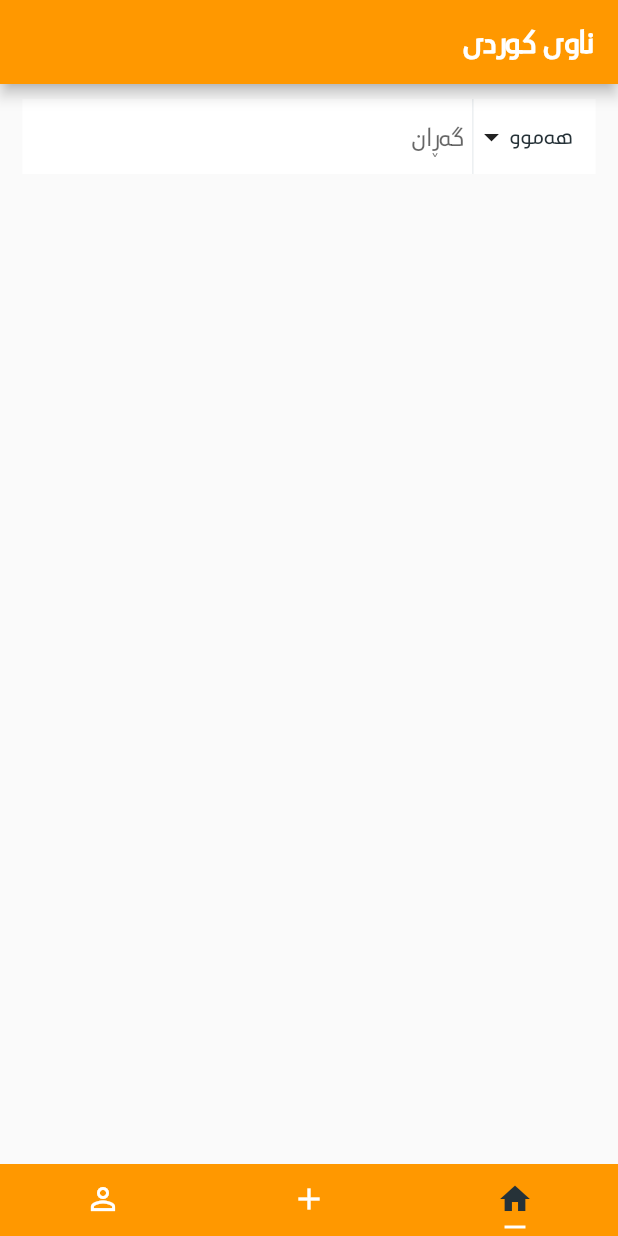
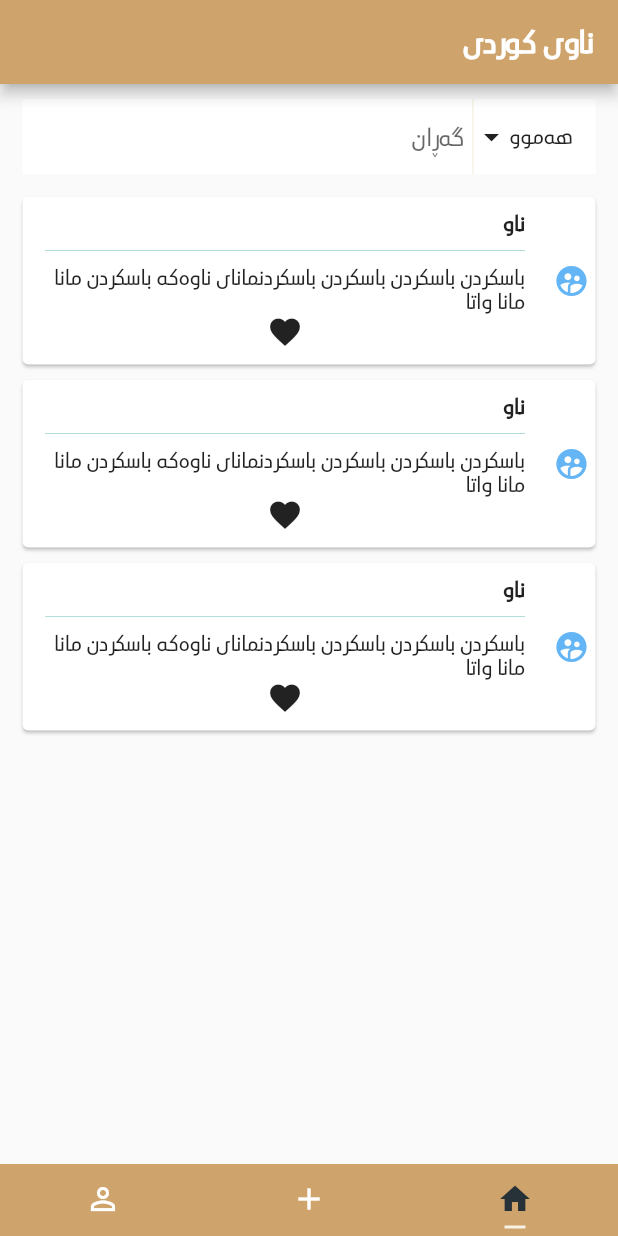
Before and after one commit to hozan7/nawikurdi-app, a Flutter app: the screen it shows after launch, on a phone screen of 412 x 824 dp. Run offline on Flutter 3.47's test engine with Material 2 defaults, Android fonts, the phone set to English and light mode, and no system bars.

Commit message:
colors + card

```diff
--- a/lib/init.dart
+++ b/lib/init.dart
@@ -27,6 +27,16 @@ class _InitializePageState extends State<InitializePage> {
           AboutusScreen(),
         ],
       ),
+      // floatingActionButton: FloatingActionButton(
+      //   onPressed: () {
+      //     Navigator.push(
+      //       context,
+      //       MaterialPageRoute(builder: (context) => NewNameScreen()),
+      //     );
+      //   },
+      //   tooltip: 'Increment',
+      //   child: Icon(Icons.add),
+      // ),
       bottomNavigationBar: new TabBar(
         tabs: [
           Tab(
@@ -43,9 +53,9 @@ class _InitializePageState extends State<InitializePage> {
         unselectedLabelColor: Colors.white,
         indicatorSize: TabBarIndicatorSize.label,
         indicatorPadding: EdgeInsets.all(5.0),
-        indicatorColor: Colors.orange,
+        indicatorColor: Color.fromRGBO(246, 242, 230, 1.0),
       ),
-      backgroundColor: Colors.orange,
+      backgroundColor: Color.fromRGBO(206, 163, 108, 1.0),
     );
   }
 }
--- a/lib/main.dart
+++ b/lib/main.dart
@@ -5,8 +5,21 @@ void main() => runApp(MyApp());
 
 class MyApp extends StatelessWidget {
   // This widget is the root of your application.
+
   @override
   Widget build(BuildContext context) {
+    Map<int, Color> color = {
+      50: Color.fromRGBO(206, 163, 108, .1),
+      100: Color.fromRGBO(206, 163, 108, .2),
+      200: Color.fromRGBO(206, 163, 108, .3),
+      300: Color.fromRGBO(206, 163, 108, .4),
+      400: Color.fromRGBO(206, 163, 108, .5),
+      500: Color.fromRGBO(206, 163, 108, .6),
+      600: Color.fromRGBO(206, 163, 108, .7),
+      700: Color.fromRGBO(206, 163, 108, .8),
+      800: Color.fromRGBO(206, 163, 108, .9),
+      900: Color.fromRGBO(206, 163, 108, 1),
+    };
     return MaterialApp(
       // for direction rtl
       builder: (context, child) {
@@ -17,7 +30,7 @@ class MyApp extends StatelessWidget {
       },
       theme: ThemeData(
         fontFamily: 'UbuntuKurdish',
-        primarySwatch: Colors.orange,
+        primarySwatch: MaterialColor(0xFFCEA36C, color),
       ),
       home: DefaultTabController(
         length: 3,
--- a/lib/screens/home.dart
+++ b/lib/screens/home.dart
@@ -1,4 +1,5 @@
 import 'package:flutter/material.dart';
+import 'package:nawi_kurdi/widgets/card_widget.dart';
 
 class HomeScreen extends StatefulWidget {
   @override
@@ -80,7 +81,7 @@ class _HomeScreenState extends State<HomeScreen> {
                     decoration: new BoxDecoration(
                       border: Border(
                         left: BorderSide(
-                          color: Colors.blueGrey[50],
+                          color: Color.fromRGBO(246, 242, 230, 1.0),
                           width: 1.0,
                         ),
                       ),
@@ -92,7 +93,7 @@ class _HomeScreenState extends State<HomeScreen> {
                       children: <Widget>[
                         Text(
                           textDropdwon,
-                          style: TextStyle(color: Colors.blueGrey[900]),
+                          // style: TextStyle(color: Colors.blueGrey[900]),
                         ),
                         Icon(Icons.arrow_drop_down),
                       ],
@@ -110,6 +111,9 @@ class _HomeScreenState extends State<HomeScreen> {
               ],
             ),
           ),
+          CardWidget(),
+          CardWidget(),
+          CardWidget(),
         ],
       ),
     );
--- /dev/null
+++ b/lib/widgets/card_widget.dart
@@ -0,0 +1,48 @@
+import 'package:flutter/material.dart';
+
+class CardWidget extends StatelessWidget {
+  @override
+  Widget build(BuildContext context) {
+    return Card(
+      color: Colors.white,
+      margin: EdgeInsets.symmetric(vertical: 5.0, horizontal: 15.0),
+      child: Row(
+        children: <Widget>[
+          Container(
+            padding: EdgeInsets.all(4),
+            child: Icon(
+              Icons.supervised_user_circle,
+              color: Colors.blue[300],
+            ),
+          ),
+          Flexible(
+            child: Container(
+              padding: EdgeInsets.symmetric(vertical: 10.0, horizontal: 15.0),
+              child: Column(
+                crossAxisAlignment: CrossAxisAlignment.stretch,
+                children: <Widget>[
+                  Text(
+                    'ناو',
+                    style: TextStyle(
+                      fontWeight: FontWeight.bold,
+                    ),
+                  ),
+                  SizedBox(
+                    height: 20.0,
+                    child: Divider(
+                      color: Colors.teal.shade100,
+                    ),
+                  ),
+                  Text(
+                      'باسکردن باسکردن باسکردن باسکردنمانای ناوەکە باسکردن مانا مانا واتا '
+                      ),
+                  Icon(Icons.favorite)
+                ],
+              ),
+            ),
+          )
+        ],
+      ),
+    );
+  }
+}
```
